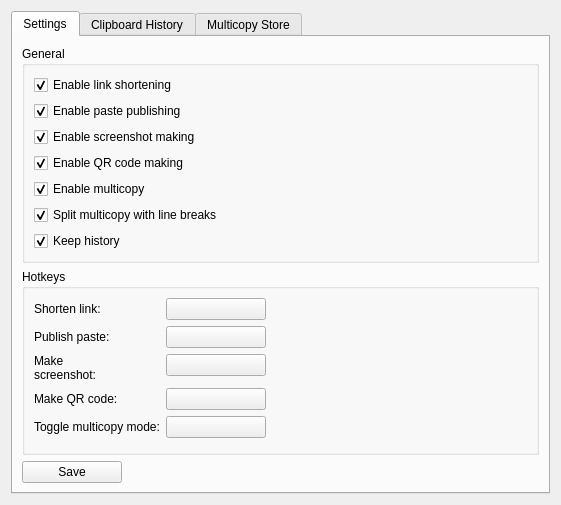
Qt form src/clipper.ui (antvconst/Clipper) before a commit.
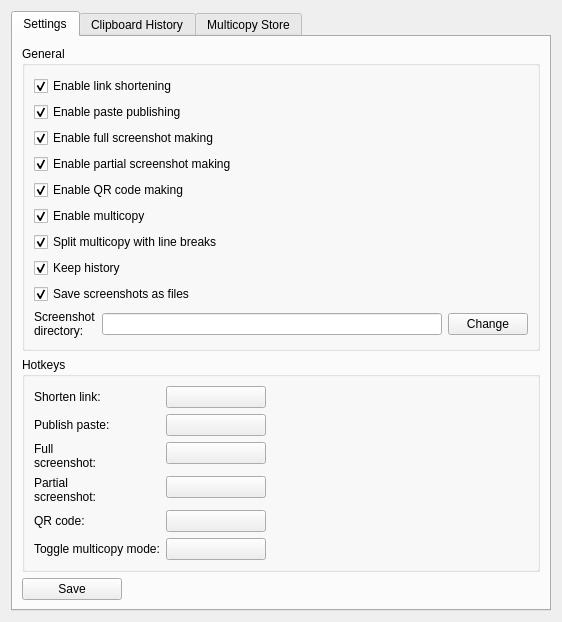
The same form after that commit. Icons and pictures are not drawn.

Commit message: adds partial screenshot, screenshot saving, removes packages

What changed in the file:
```diff
--- a/src/clipper.ui
+++ b/src/clipper.ui
@@ -6,8 +6,8 @@
    <rect>
     <x>0</x>
     <y>0</y>
-    <width>561</width>
-    <height>505</height>
+    <width>562</width>
+    <height>572</height>
    </rect>
   </property>
   <property name="windowTitle">
@@ -27,7 +27,7 @@
       <attribute name="title">
        <string>Settings</string>
       </attribute>
-      <layout class="QVBoxLayout" name="verticalLayout_3" stretch="1,1,0">
+      <layout class="QVBoxLayout" name="verticalLayout_3" stretch="1,0,0">
        <item>
         <widget class="QGroupBox" name="groupBox_2">
          <property name="title">
@@ -35,8 +35,8 @@
          </property>
          <layout class="QVBoxLayout" name="verticalLayout_4">
           <item>
-           <layout class="QFormLayout" name="formLayout_2">
-            <item row="0" column="0">
+           <layout class="QVBoxLayout" name="verticalLayout_6">
+            <item>
              <widget class="QCheckBox" name="linkShortening">
               <property name="text">
                <string>Enable link shortening</string>
@@ -46,7 +46,7 @@
               </property>
              </widget>
             </item>
-            <item row="1" column="0">
+            <item>
              <widget class="QCheckBox" name="pastePublishing">
               <property name="text">
                <string>Enable paste publishing</string>
@@ -56,17 +56,27 @@
               </property>
              </widget>
             </item>
-            <item row="2" column="0">
+            <item>
              <widget class="QCheckBox" name="screenshotMaking">
               <property name="text">
-               <string>Enable screenshot making</string>
+               <string>Enable full screenshot making</string>
               </property>
               <property name="checked">
                <bool>true</bool>
               </property>
              </widget>
             </item>
-            <item row="3" column="0">
+            <item>
+             <widget class="QCheckBox" name="partialScreenshotMaking">
+              <property name="text">
+               <string>Enable partial screenshot making</string>
+              </property>
+              <property name="checked">
+               <bool>true</bool>
+              </property>
+             </widget>
+            </item>
+            <item>
              <widget class="QCheckBox" name="QRCode">
               <property name="text">
                <string>Enable QR code making</string>
@@ -76,17 +86,7 @@
               </property>
              </widget>
             </item>
-            <item row="5" column="0">
-             <widget class="QCheckBox" name="splitMulticopy">
-              <property name="text">
-               <string>Split multicopy with line breaks</string>
-              </property>
-              <property name="checked">
-               <bool>true</bool>
-              </property>
-             </widget>
-            </item>
-            <item row="4" column="0">
+            <item>
              <widget class="QCheckBox" name="Multicopy">
               <property name="text">
                <string>Enable multicopy</string>
@@ -96,7 +96,17 @@
               </property>
              </widget>
             </item>
-            <item row="6" column="0">
+            <item>
+             <widget class="QCheckBox" name="splitMulticopy">
+              <property name="text">
+               <string>Split multicopy with line breaks</string>
+              </property>
+              <property name="checked">
+               <bool>true</bool>
+              </property>
+             </widget>
+            </item>
+            <item>
              <widget class="QCheckBox" name="keepHistory">
               <property name="text">
                <string>Keep history</string>
@@ -106,6 +116,48 @@
               </property>
              </widget>
             </item>
+            <item>
+             <widget class="QCheckBox" name="saveScreenshots">
+              <property name="text">
+               <string>Save screenshots as files</string>
+              </property>
+              <property name="checked">
+               <bool>true</bool>
+              </property>
+             </widget>
+            </item>
+            <item>
+             <layout class="QHBoxLayout" name="horizontalLayout_2">
+              <item>
+               <widget class="QLabel" name="label_7">
+                <property name="text">
+                 <string>Screenshot
+directory:</string>
+                </property>
+               </widget>
+              </item>
+              <item>
+               <widget class="QLineEdit" name="screenshotPathEdit">
+                <property name="minimumSize">
+                 <size>
+                  <width>0</width>
+                  <height>0</height>
+                 </size>
+                </property>
+                <property name="text">
+                 <string/>
+                </property>
+               </widget>
+              </item>
+              <item>
+               <widget class="QPushButton" name="changeScreenshotPath">
+                <property name="text">
+                 <string>Change</string>
+                </property>
+               </widget>
+              </item>
+             </layout>
+            </item>
            </layout>
           </item>
          </layout>
@@ -163,7 +215,7 @@
           <item row="2" column="0">
            <widget class="QLabel" name="label_3">
             <property name="text">
-             <string>Make 
+             <string>Full 
 screenshot:</string>
             </property>
            </widget>
@@ -182,14 +234,15 @@
            </widget>
           </item>
           <item row="3" column="0">
-           <widget class="QLabel" name="label_4">
+           <widget class="QLabel" name="label_6">
             <property name="text">
-             <string>Make QR code:</string>
+             <string>Partial 
+screenshot:</string>
             </property>
            </widget>
           </item>
           <item row="3" column="1">
-           <widget class="QPushButton" name="makeQRCodeButton">
+           <widget class="QPushButton" name="makePartialScreenshotButton">
             <property name="maximumSize">
              <size>
               <width>100</width>
@@ -202,13 +255,33 @@
            </widget>
           </item>
           <item row="4" column="0">
+           <widget class="QLabel" name="label_4">
+            <property name="text">
+             <string>QR code:</string>
+            </property>
+           </widget>
+          </item>
+          <item row="4" column="1">
+           <widget class="QPushButton" name="makeQRCodeButton">
+            <property name="maximumSize">
+             <size>
+              <width>100</width>
+              <height>16777215</height>
+             </size>
+            </property>
+            <property name="text">
+             <string/>
+            </property>
+           </widget>
+          </item>
+          <item row="5" column="0">
            <widget class="QLabel" name="label_5">
             <property name="text">
              <string>Toggle multicopy mode:</string>
             </property>
            </widget>
           </item>
-          <item row="4" column="1">
+          <item row="5" column="1">
            <widget class="QPushButton" name="toggleMulticopyButton">
             <property name="maximumSize">
              <size>
```
The commit also changes 5 other files.
